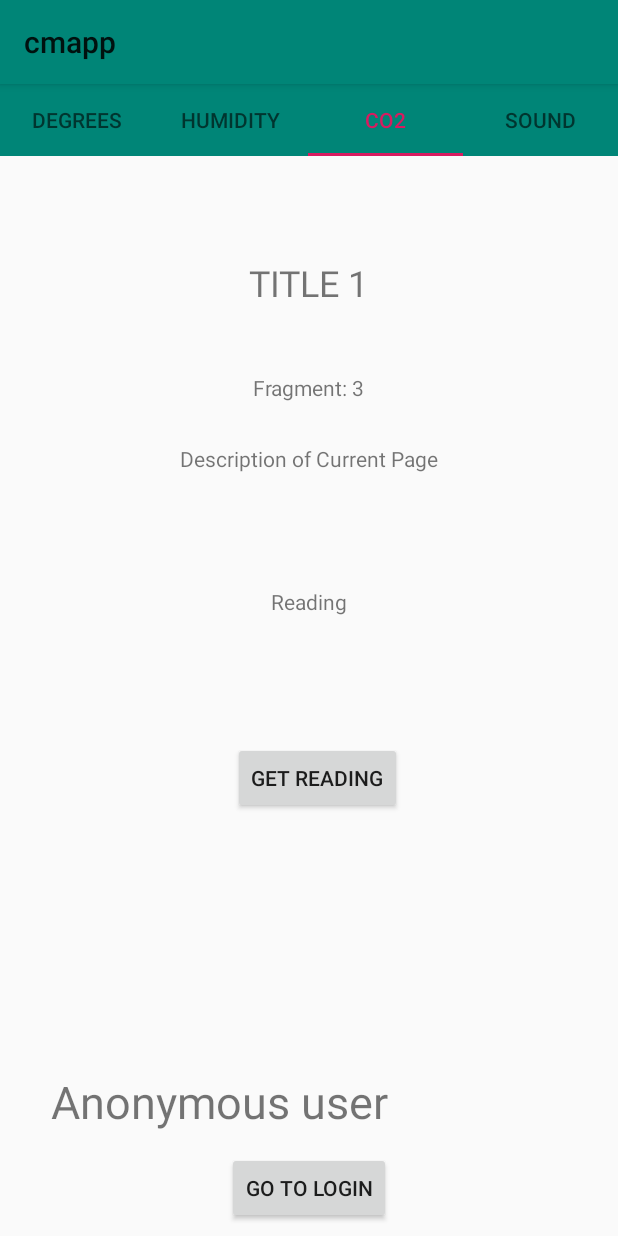
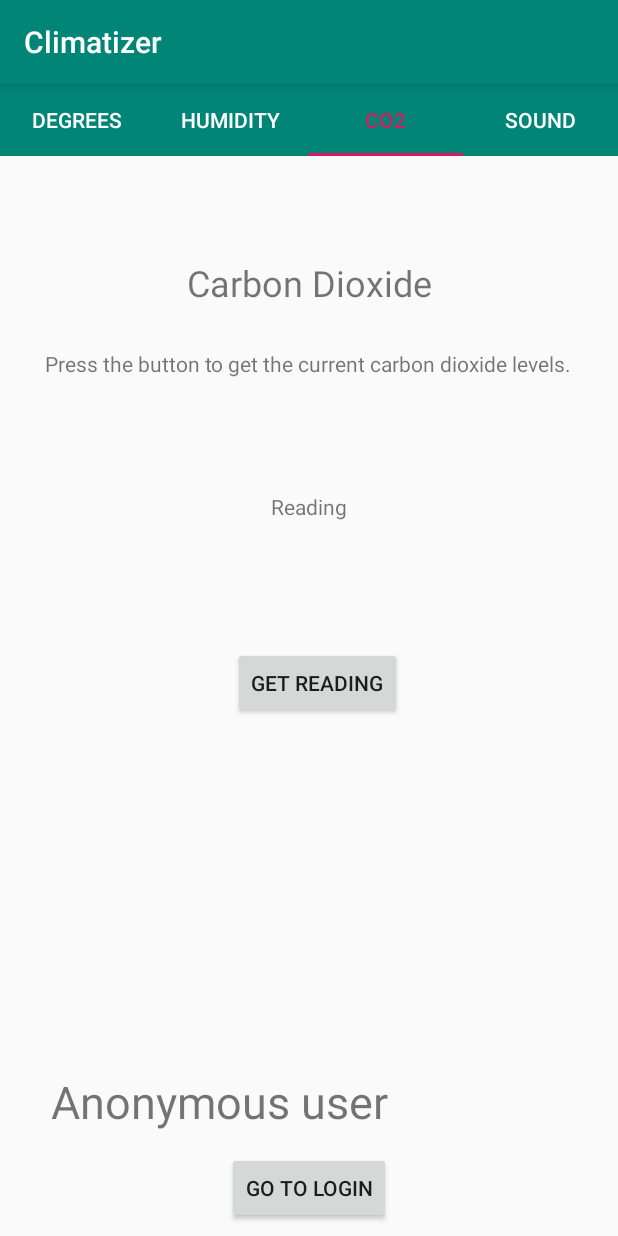
Before and after one commit to vidwalk/SEP4IoT, an Android app: the screen it shows after launch (MainActivity), tab 3 chosen, on a phone screen of 412 x 824 dp. Run offline under Robolectric (Android 15) with nearby library versions, the phone set to English and light mode, and no system bars; our stand-ins replace Firebase (no records; nobody signed in at launch, a user with empty details on screens opened directly).

Commit message:
Changed toolbar text to white and edited view

```diff
--- a/cmapp/app/src/main/java/com/application/cmapp/activities/ViewPagerAdapter.java
+++ b/cmapp/app/src/main/java/com/application/cmapp/activities/ViewPagerAdapter.java
@@ -22,7 +22,9 @@ public class ViewPagerAdapter extends FragmentPagerAdapter {
         AppFragment testFrag = new AppFragment();
         position = position + 1;
         Bundle bundle = new Bundle();
-        bundle.putString("Message", "Fragment: " + position);
+//        bundle.putString("Message", "Fragment: " + position);
+
+        bundle.putInt("Page", position);
         testFrag.setArguments(bundle);
         return testFrag;
     }
--- a/cmapp/app/src/main/java/com/application/cmapp/activities/fragments/AppFragment.java
+++ b/cmapp/app/src/main/java/com/application/cmapp/activities/fragments/AppFragment.java
@@ -26,7 +26,31 @@ public class AppFragment extends Fragment {
     @Override
     public void onViewCreated(View view, Bundle savedInstance)
     {
-        TextView textView = view.findViewById(R.id.fragText);
-        textView.setText(getArguments().getString("Message"));
+//        TextView textView = view.findViewById(R.id.fragText);
+//        textView.setText(getArguments().getString("Message"));
+
+        TextView textView = view.findViewById(R.id.titleView);
+        TextView textView2 = view.findViewById(R.id.description);
+
+        switch(getArguments().getInt("Page")){
+            case 1:
+                textView.setText("Temperature");
+                textView2.setText("Press the button to get the current temperature.");
+                break;
+            case 2:
+                textView.setText("Humidity");
+                textView2.setText("Press the button to get the current humidity.");
+                break;
+            case 3:
+                textView.setText("Carbon Dioxide");
+                textView2.setText("Press the button to get the current carbon dioxide levels.");
+                break;
+            case 4:
+                textView.setText("Sound");
+                textView2.setText("Press the button to get the current sound level.");
+                break;
+            default:
+                break;
+        }
     }
 }
--- a/cmapp/app/src/main/res/layout/activity_app_fragment.xml
+++ b/cmapp/app/src/main/res/layout/activity_app_fragment.xml
@@ -20,15 +20,15 @@
         app:layout_constraintStart_toStartOf="parent"
         app:layout_constraintTop_toTopOf="parent" />
 
-    <TextView
-        android:id="@+id/fragText"
-        android:layout_width="wrap_content"
-        android:layout_height="0dp"
-        android:layout_marginTop="44dp"
-        android:text="Hello Fragment!"
-        app:layout_constraintLeft_toLeftOf="parent"
-        app:layout_constraintRight_toRightOf="parent"
-        app:layout_constraintTop_toBottomOf="@+id/titleView" />
+    <!--<TextView-->
+        <!--android:id="@+id/fragText"-->
+        <!--android:layout_width="wrap_content"-->
+        <!--android:layout_height="0dp"-->
+        <!--android:layout_marginTop="44dp"-->
+        <!--android:text="Hello Fragment!"-->
+        <!--app:layout_constraintLeft_toLeftOf="parent"-->
+        <!--app:layout_constraintRight_toRightOf="parent"-->
+        <!--app:layout_constraintTop_toBottomOf="@+id/titleView" />-->
 
     <TextView
         android:id="@+id/description"
@@ -41,7 +41,7 @@
         app:layout_constraintEnd_toEndOf="parent"
         app:layout_constraintHorizontal_bias="0.504"
         app:layout_constraintStart_toStartOf="parent"
-        app:layout_constraintTop_toBottomOf="@+id/fragText" />
+        app:layout_constraintTop_toBottomOf="@+id/titleView" />
 
     <TextView
         android:id="@+id/displayReading"
--- a/cmapp/app/src/main/res/layout/activity_main.xml
+++ b/cmapp/app/src/main/res/layout/activity_main.xml
@@ -40,6 +40,7 @@
         android:layout_width="match_parent"
         android:layout_height="wrap_content"
         android:background="@color/colorPrimary"
+        app:tabTextColor="@android:color/white"
         app:layout_constraintTop_toBottomOf="@+id/include"
         app:tabGravity="fill"
         app:tabSelectedTextColor="@color/colorAccent" />
--- a/cmapp/app/src/main/res/layout/toolbar.xml
+++ b/cmapp/app/src/main/res/layout/toolbar.xml
@@ -6,6 +6,6 @@
     android:layout_height="?attr/actionBarSize"
     android:id="@+id/mainToolbar"
     android:background="?attr/colorPrimary"
-    android:theme="?attr/actionBarTheme"
+    android:theme="@style/ToolbarTheme"
     android:elevation="4dp"
     app:title="@string/app_name"/>
--- a/cmapp/app/src/main/res/values/strings.xml
+++ b/cmapp/app/src/main/res/values/strings.xml
@@ -1,5 +1,5 @@
 <resources>
-    <string name="app_name">cmapp</string>
+    <string name="app_name">Climatizer</string>
     <string name="title_activity_login_admin">Sign in</string>
     <string name="prompt_email">Email</string>
     <string name="prompt_password">Password</string>
--- a/cmapp/app/src/main/res/values/styles.xml
+++ b/cmapp/app/src/main/res/values/styles.xml
@@ -8,4 +8,9 @@
         <item name="colorAccent">@color/colorAccent</item>
     </style>
 
+    <style name="ToolbarTheme" parent="ThemeOverlay.AppCompat.ActionBar">
+        <item name="android:textColorPrimary">#FFFFFF</item>
+        <item name="android:textColorSecondary">#FFFFFF</item>
+    </style>
+
 </resources>
```
